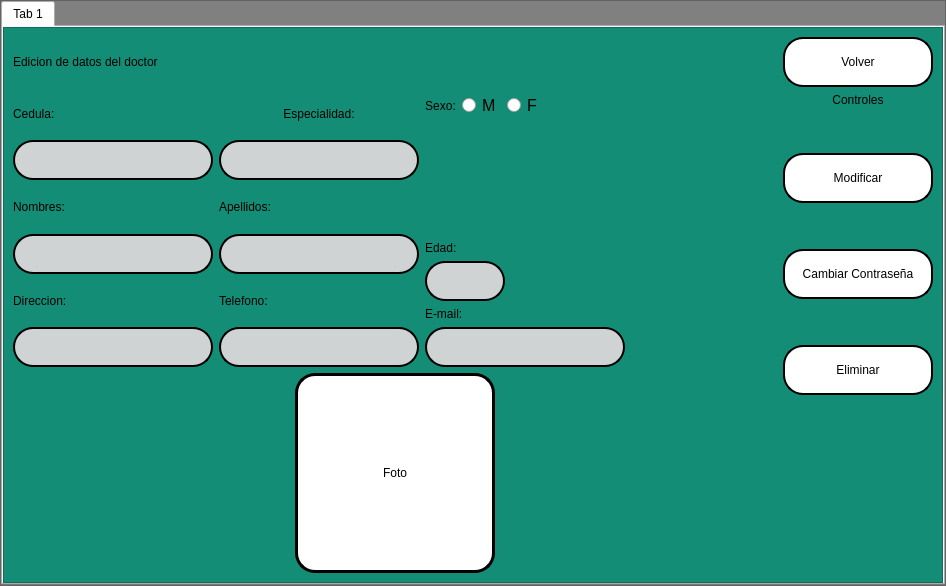
Old version of the form interfaces/edicion.ui in the repository Reinaldito04/App-Consultas-y-Historias-Medicas.
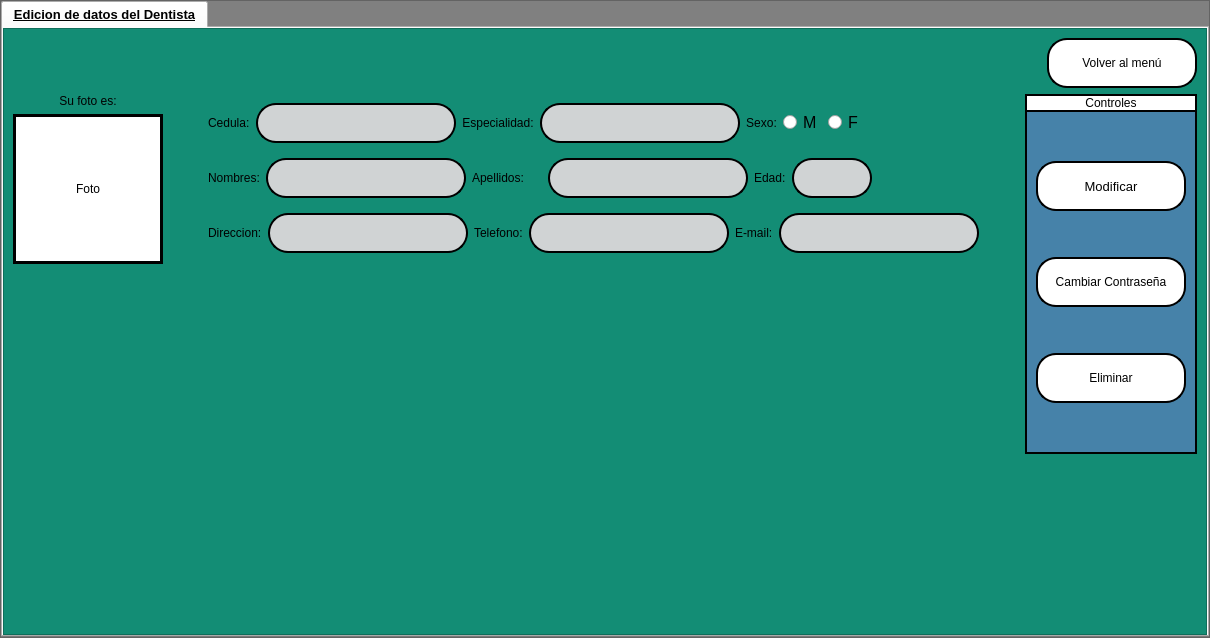
New version of the form. Icons and pictures are not drawn.

The edit to the form file:
```diff
--- a/interfaces/edicion.ui
+++ b/interfaces/edicion.ui
@@ -6,8 +6,8 @@
    <rect>
     <x>0</x>
     <y>0</y>
-    <width>946</width>
-    <height>586</height>
+    <width>1210</width>
+    <height>638</height>
    </rect>
   </property>
   <property name="windowTitle">
@@ -61,12 +61,20 @@
        </property>
        <item>
         <widget class="QTabWidget" name="tabWidget">
+         <property name="font">
+          <font>
+           <pointsize>10</pointsize>
+           <weight>75</weight>
+           <bold>true</bold>
+           <underline>true</underline>
+          </font>
+         </property>
          <property name="currentIndex">
           <number>0</number>
          </property>
          <widget class="QWidget" name="tab">
           <attribute name="title">
-           <string>Tab 1</string>
+           <string>Edicion de datos del Dentista</string>
           </attribute>
           <layout class="QVBoxLayout" name="verticalLayout_2">
            <property name="leftMargin">
@@ -125,14 +133,7 @@
              </property>
              <layout class="QVBoxLayout" name="verticalLayout_21">
               <item>
-               <layout class="QHBoxLayout" name="horizontalLayout_6">
-                <item>
-                 <widget class="QLabel" name="label_4">
-                  <property name="text">
-                   <string>Edicion de datos del doctor</string>
-                  </property>
-                 </widget>
-                </item>
+               <layout class="QHBoxLayout" name="horizontalLayout_17">
                 <item>
                  <spacer name="horizontalSpacer_6">
                   <property name="orientation">
@@ -155,7 +156,7 @@
                    </size>
                   </property>
                   <property name="text">
-                   <string>Volver</string>
+                   <string>Volver al menú</string>
                   </property>
                   <property name="iconSize">
                    <size>
@@ -168,13 +169,79 @@
                </layout>
               </item>
               <item>
-               <layout class="QHBoxLayout" name="horizontalLayout_12">
+               <layout class="QHBoxLayout" name="horizontalLayout_16">
                 <item>
-                 <layout class="QVBoxLayout" name="verticalLayout_18">
+                 <layout class="QVBoxLayout" name="verticalLayout_11">
                   <item>
-                   <layout class="QHBoxLayout" name="horizontalLayout_10">
+                   <layout class="QHBoxLayout" name="horizontalLayout_15">
                     <item>
-                     <layout class="QVBoxLayout" name="verticalLayout_15">
+                     <layout class="QVBoxLayout" name="verticalLayout_10">
+                      <item>
+                       <widget class="QLabel" name="label_3">
+                        <property name="text">
+                         <string>Su foto es:</string>
+                        </property>
+                        <property name="alignment">
+                         <set>Qt::AlignCenter</set>
+                        </property>
+                       </widget>
+                      </item>
+                      <item>
+                       <widget class="QLabel" name="foto_2">
+                        <property name="minimumSize">
+                         <size>
+                          <width>150</width>
+                          <height>150</height>
+                         </size>
+                        </property>
+                        <property name="maximumSize">
+                         <size>
+                          <width>150</width>
+                          <height>150</height>
+                         </size>
+                        </property>
+                        <property name="styleSheet">
+                         <string notr="true">QFrame{
+	background-color: rgb(255, 255, 255);
+border: 3px solid rgb(0, 0, 0);
+}</string>
+                        </property>
+                        <property name="text">
+                         <string>Foto</string>
+                        </property>
+                        <property name="scaledContents">
+                         <bool>true</bool>
+                        </property>
+                        <property name="alignment">
+                         <set>Qt::AlignCenter</set>
+                        </property>
+                       </widget>
+                      </item>
+                     </layout>
+                    </item>
+                    <item>
+                     <spacer name="horizontalSpacer_3">
+                      <property name="orientation">
+                       <enum>Qt::Horizontal</enum>
+                      </property>
+                      <property name="sizeHint" stdset="0">
+                       <size>
+                        <width>40</width>
+                        <height>20</height>
+                       </size>
+                      </property>
+                     </spacer>
+                    </item>
+                    <item>
+                     <layout class="QVBoxLayout" name="verticalLayout_7">
+                      <item>
+                       <layout class="QHBoxLayout" name="horizontalLayout_14">
+                        <item>
+                         <layout class="QHBoxLayout" name="horizontalLayout_4">
+                          <item>
+                           <layout class="QHBoxLayout" name="horizontalLayout_2">
+                            <item>
+                             <layout class="QHBoxLayout" name="horizontalLayout">
                       <item>
                        <widget class="QLabel" name="lbl_cedul_2">
                         <property name="text">
@@ -201,68 +268,8 @@
                         </property>
                        </widget>
                       </item>
-                      <item>
-                       <widget class="QLabel" name="lbl_name_2">
-                        <property name="minimumSize">
-                         <size>
-                          <width>50</width>
-                          <height>0</height>
-                         </size>
-                        </property>
-                        <property name="maximumSize">
-                         <size>
-                          <width>80</width>
-                          <height>16777215</height>
-                         </size>
-                        </property>
-                        <property name="text">
-                         <string>Nombres:</string>
-                        </property>
-                       </widget>
-                      </item>
-                      <item>
-                       <widget class="QLineEdit" name="in_name_2">
-                        <property name="minimumSize">
-                         <size>
-                          <width>200</width>
-                          <height>40</height>
-                         </size>
-                        </property>
-                        <property name="maximumSize">
-                         <size>
-                          <width>200</width>
-                          <height>40</height>
-                         </size>
-                        </property>
-                       </widget>
-                      </item>
-                      <item>
-                       <widget class="QLabel" name="lbl_dir_2">
-                        <property name="text">
-                         <string>Direccion:</string>
-                        </property>
-                       </widget>
-                      </item>
-                      <item>
-                       <widget class="QLineEdit" name="in_dir_2">
-                        <property name="minimumSize">
-                         <size>
-                          <width>200</width>
-                          <height>40</height>
-                         </size>
-                        </property>
-                        <property name="maximumSize">
-                         <size>
-                          <width>200</width>
-                          <height>40</height>
-                         </size>
-                        </property>
-                       </widget>
-                      </item>
-                     </layout>
-                    </item>
-                    <item>
-                     <layout class="QVBoxLayout" name="verticalLayout_16">
+                             </layout>
+                            </item>
                       <item>
                        <widget class="QLabel" name="lbl_espec_2">
                         <property name="text">
@@ -289,64 +296,10 @@
                         </property>
                        </widget>
                       </item>
-                      <item>
-                       <widget class="QLabel" name="lbl_apell_2">
-                        <property name="minimumSize">
-                         <size>
-                          <width>70</width>
-                          <height>0</height>
-                         </size>
-                        </property>
-                        <property name="text">
-                         <string>Apellidos:</string>
-                        </property>
-                       </widget>
-                      </item>
-                      <item>
-                       <widget class="QLineEdit" name="in_apell_2">
-                        <property name="minimumSize">
-                         <size>
-                          <width>200</width>
-                          <height>40</height>
-                         </size>
-                        </property>
-                        <property name="maximumSize">
-                         <size>
-                          <width>200</width>
-                          <height>40</height>
-                         </size>
-                        </property>
-                       </widget>
-                      </item>
-                      <item>
-                       <widget class="QLabel" name="lbl_number_2">
-                        <property name="text">
-                         <string>Telefono:</string>
-                        </property>
-                       </widget>
-                      </item>
-                      <item>
-                       <widget class="QLineEdit" name="in_number_2">
-                        <property name="minimumSize">
-                         <size>
-                          <width>200</width>
-                          <height>40</height>
-                         </size>
-                        </property>
-                        <property name="maximumSize">
-                         <size>
-                          <width>200</width>
-                          <height>40</height>
-                         </size>
-                        </property>
-                       </widget>
-                      </item>
                      </layout>
                     </item>
                     <item>
-                     <layout class="QVBoxLayout" name="verticalLayout_17">
-                      <item>
-                       <layout class="QHBoxLayout" name="horizontalLayout_9">
+                           <layout class="QHBoxLayout" name="horizontalLayout_3">
                         <item>
                          <widget class="QLabel" name="lbl_gen_2">
                           <property name="text">
@@ -386,8 +339,12 @@
                           </property>
                          </widget>
                         </item>
+                           </layout>
+                          </item>
+                         </layout>
+                        </item>
                         <item>
-                         <spacer name="horizontalSpacer_5">
+                         <spacer name="horizontalSpacer">
                           <property name="orientation">
                            <enum>Qt::Horizontal</enum>
                           </property>
@@ -402,18 +359,83 @@
                        </layout>
                       </item>
                       <item>
-                       <spacer name="verticalSpacer_3">
-                        <property name="orientation">
-                         <enum>Qt::Vertical</enum>
-                        </property>
-                        <property name="sizeHint" stdset="0">
+                       <layout class="QHBoxLayout" name="horizontalLayout_13">
+                        <item>
+                         <layout class="QHBoxLayout" name="horizontalLayout_9">
+                          <item>
+                           <layout class="QHBoxLayout" name="horizontalLayout_6">
+                            <item>
+                             <layout class="QHBoxLayout" name="horizontalLayout_5">
+                              <item>
+                               <widget class="QLabel" name="lbl_name_2">
+                                <property name="minimumSize">
+                                 <size>
+                                  <width>50</width>
+                                  <height>0</height>
+                                 </size>
+                                </property>
+                                <property name="maximumSize">
                          <size>
-                          <width>219</width>
-                          <height>32</height>
-                         </size>
-                        </property>
-                       </spacer>
-                      </item>
+                                  <width>80</width>
+                                  <height>16777215</height>
+                                 </size>
+                                </property>
+                                <property name="text">
+                                 <string>Nombres:</string>
+                                </property>
+                               </widget>
+                              </item>
+                              <item>
+                               <widget class="QLineEdit" name="in_name_2">
+                                <property name="minimumSize">
+                                 <size>
+                                  <width>200</width>
+                                  <height>40</height>
+                                 </size>
+                                </property>
+                                <property name="maximumSize">
+                                 <size>
+                                  <width>200</width>
+                                  <height>40</height>
+                                 </size>
+                                </property>
+                               </widget>
+                              </item>
+                             </layout>
+                            </item>
+                            <item>
+                             <widget class="QLabel" name="lbl_apell_2">
+                              <property name="minimumSize">
+                               <size>
+                                <width>70</width>
+                                <height>0</height>
+                               </size>
+                              </property>
+                              <property name="text">
+                               <string>Apellidos:</string>
+                              </property>
+                             </widget>
+                            </item>
+                            <item>
+                             <widget class="QLineEdit" name="in_apell_2">
+                              <property name="minimumSize">
+                               <size>
+                                <width>200</width>
+                                <height>40</height>
+                               </size>
+                              </property>
+                              <property name="maximumSize">
+                               <size>
+                                <width>200</width>
+                                <height>40</height>
+                               </size>
+                              </property>
+                             </widget>
+                            </item>
+                           </layout>
+                          </item>
+                          <item>
+                           <layout class="QHBoxLayout" name="horizontalLayout_7">
                       <item>
                        <widget class="QLabel" name="lbl_age_2">
                         <property name="text">
@@ -449,6 +471,83 @@
                         </property>
                        </widget>
                       </item>
+                           </layout>
+                          </item>
+                         </layout>
+                        </item>
+                        <item>
+                         <spacer name="horizontalSpacer_2">
+                          <property name="orientation">
+                           <enum>Qt::Horizontal</enum>
+                          </property>
+                          <property name="sizeHint" stdset="0">
+                           <size>
+                            <width>40</width>
+                            <height>20</height>
+                           </size>
+                          </property>
+                         </spacer>
+                        </item>
+                       </layout>
+                      </item>
+                      <item>
+                       <layout class="QHBoxLayout" name="horizontalLayout_12">
+                        <item>
+                         <layout class="QHBoxLayout" name="horizontalLayout_8">
+                          <item>
+                           <widget class="QLabel" name="lbl_dir_2">
+                            <property name="text">
+                             <string>Direccion:</string>
+                            </property>
+                           </widget>
+                          </item>
+                          <item>
+                           <widget class="QLineEdit" name="in_dir_2">
+                            <property name="minimumSize">
+                             <size>
+                              <width>200</width>
+                              <height>40</height>
+                             </size>
+                            </property>
+                            <property name="maximumSize">
+                             <size>
+                              <width>200</width>
+                              <height>40</height>
+                             </size>
+                            </property>
+                           </widget>
+                          </item>
+                         </layout>
+                        </item>
+                        <item>
+                         <layout class="QHBoxLayout" name="horizontalLayout_10">
+                          <item>
+                           <widget class="QLabel" name="lbl_number_2">
+                            <property name="text">
+                             <string>Telefono:</string>
+                            </property>
+                           </widget>
+                          </item>
+                          <item>
+                           <widget class="QLineEdit" name="in_number_2">
+                            <property name="minimumSize">
+                             <size>
+                              <width>200</width>
+                              <height>40</height>
+                             </size>
+                            </property>
+                            <property name="maximumSize">
+                             <size>
+                              <width>200</width>
+                              <height>40</height>
+                             </size>
+                            </property>
+                           </widget>
+                          </item>
+                         </layout>
+                        </item>
+                        <item>
+                         <layout class="QHBoxLayout" name="horizontalLayout_11">
                       <item>
                        <widget class="QLabel" name="lbl_mail_2">
                         <property name="text">
@@ -476,69 +575,27 @@
                     </item>
                    </layout>
                   </item>
-                  <item>
-                   <layout class="QHBoxLayout" name="horizontalLayout_11">
-                    <item>
-                     <layout class="QHBoxLayout" name="horizontalLayout_8">
-                      <item>
-                       <layout class="QVBoxLayout" name="verticalLayout_14"/>
-                      </item>
+                     </layout>
+                    </item>
+                   </layout>
+                  </item>
                       <item>
-                       <layout class="QHBoxLayout" name="horizontalLayout_7">
-                        <item>
-                         <spacer name="horizontalSpacer_8">
+                   <spacer name="verticalSpacer">
                           <property name="orientation">
-                           <enum>Qt::Horizontal</enum>
+                     <enum>Qt::Vertical</enum>
                           </property>
                           <property name="sizeHint" stdset="0">
                            <size>
-                            <width>40</width>
-                            <height>20</height>
+                      <width>20</width>
+                      <height>40</height>
                            </size>
                           </property>
                          </spacer>
                         </item>
-                        <item>
-                         <layout class="QVBoxLayout" name="verticalLayout_19"/>
-                        </item>
-                       </layout>
-                      </item>
-                     </layout>
-                    </item>
+                 </layout>
+                </item>
                     <item>
-                     <widget class="QLabel" name="foto_2">
-                      <property name="minimumSize">
-                       <size>
-                        <width>200</width>
-                        <height>200</height>
-                       </size>
-                      </property>
-                      <property name="maximumSize">
-                       <size>
-                        <width>200</width>
-                        <height>200</height>
-                       </size>
-                      </property>
-                      <property name="styleSheet">
-                       <string notr="true">QFrame{
-	background-color: rgb(255, 255, 255);
-border: 3px solid rgb(0, 0, 0);
-border-radius:20px;
-}</string>
-                      </property>
-                      <property name="text">
-                       <string>Foto</string>
-                      </property>
-                      <property name="scaledContents">
-                       <bool>true</bool>
-                      </property>
-                      <property name="alignment">
-                       <set>Qt::AlignCenter</set>
-                      </property>
-                     </widget>
-                    </item>
-                    <item>
-                     <spacer name="horizontalSpacer_7">
+                 <spacer name="horizontalSpacer_4">
                       <property name="orientation">
                        <enum>Qt::Horizontal</enum>
                       </property>
@@ -550,20 +607,19 @@
                       </property>
                      </spacer>
                     </item>
-                   </layout>
-                  </item>
-                 </layout>
-                </item>
                 <item>
-                 <layout class="QVBoxLayout" name="verticalLayout_13">
+                 <layout class="QVBoxLayout" name="verticalLayout_6">
+                  <property name="spacing">
+                   <number>0</number>
+                  </property>
                   <item>
-                   <layout class="QVBoxLayout" name="verticalLayout_3">
-                    <item>
-                     <widget class="QLabel" name="label">
+                   <widget class="QLabel" name="label_2">
                       <property name="styleSheet">
-                       <string notr="true">QLabel
-{
-border:0px;
+                     <string notr="true">QLabel{
+background-color:white;
+border-right:2px solid rgb(0,0,0);
+border-left:2px solid rgb(0,0,0);
+border-top:2px solid rgb(0,0,0);
 }</string>
                       </property>
                       <property name="text">
@@ -575,7 +631,27 @@
                      </widget>
                     </item>
                     <item>
-                     <spacer name="verticalSpacer_4">
+                   <widget class="QFrame" name="frame_5">
+                    <property name="styleSheet">
+                     <string notr="true">QFrame{
+	background-color:rgb(70, 130, 169);
+border-right:2px solid rgb(0,0,0);
+border-left:2px solid rgb(0,0,0);
+border-bottom:2px solid rgb(0,0,0);
+border-top:2px solid rgb(0,0,0);
+}</string>
+                    </property>
+                    <property name="frameShape">
+                     <enum>QFrame::StyledPanel</enum>
+                    </property>
+                    <property name="frameShadow">
+                     <enum>QFrame::Raised</enum>
+                    </property>
+                    <layout class="QVBoxLayout" name="verticalLayout_4">
+                     <item>
+                      <layout class="QVBoxLayout" name="verticalLayout_3">
+                       <item>
+                        <spacer name="verticalSpacer_13">
                       <property name="orientation">
                        <enum>Qt::Vertical</enum>
                       </property>
@@ -601,9 +677,24 @@
                         <height>50</height>
                        </size>
                       </property>
+                         <property name="font">
+                          <font>
+                           <pointsize>10</pointsize>
+                          </font>
+                         </property>
                       <property name="text">
                        <string>Modificar</string>
                       </property>
+                         <property name="icon">
+                          <iconset>
+                           <normaloff>ELEMENTOS GRAFICOS/save.png</normaloff>ELEMENTOS GRAFICOS/save.png</iconset>
+                         </property>
+                         <property name="iconSize">
+                          <size>
+                           <width>25</width>
+                           <height>25</height>
+                          </size>
+                         </property>
                      </widget>
                     </item>
                     <item>
@@ -650,8 +741,6 @@
                        </size>
                       </property>
                      </spacer>
-                    </item>
-                   </layout>
                   </item>
                   <item>
                    <widget class="QPushButton" name="bt_delete">
@@ -667,7 +756,25 @@
                    </widget>
                   </item>
                   <item>
-                   <spacer name="verticalSpacer_7">
+                        <spacer name="verticalSpacer_11">
+                         <property name="orientation">
+                          <enum>Qt::Vertical</enum>
+                         </property>
+                         <property name="sizeHint" stdset="0">
+                          <size>
+                           <width>20</width>
+                           <height>40</height>
+                          </size>
+                         </property>
+                        </spacer>
+                       </item>
+                      </layout>
+                     </item>
+                    </layout>
+                   </widget>
+                  </item>
+                  <item>
+                   <spacer name="verticalSpacer_2">
                     <property name="orientation">
                      <enum>Qt::Vertical</enum>
                     </property>
```
Left out of the diff: 8 changed lines with no effect on the pictures. Lines whose indentation alone changed are shown as unchanged.
